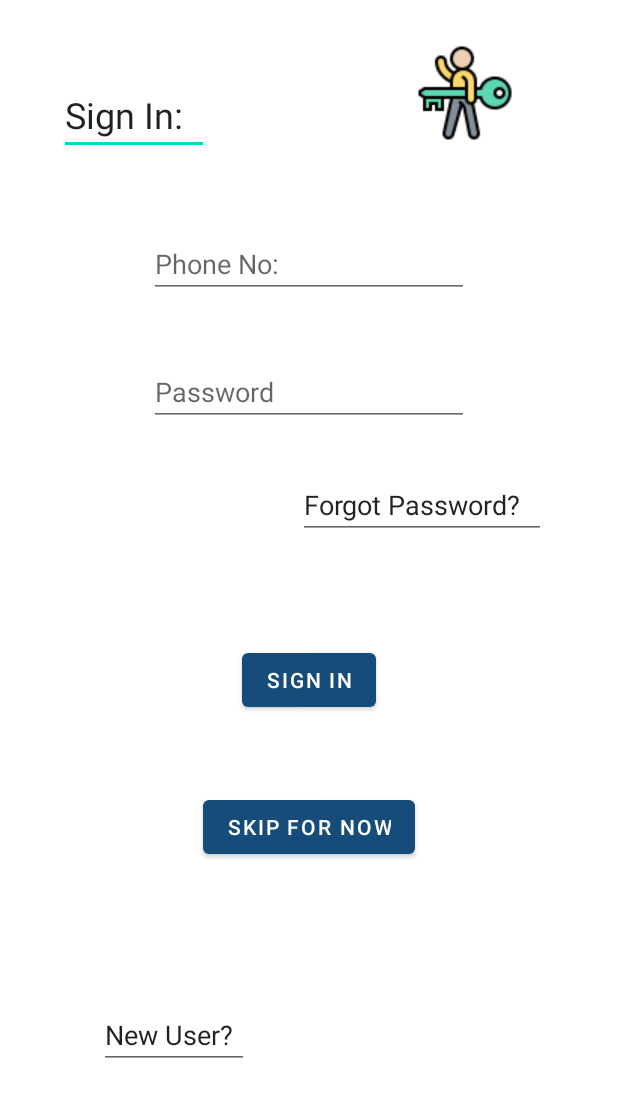
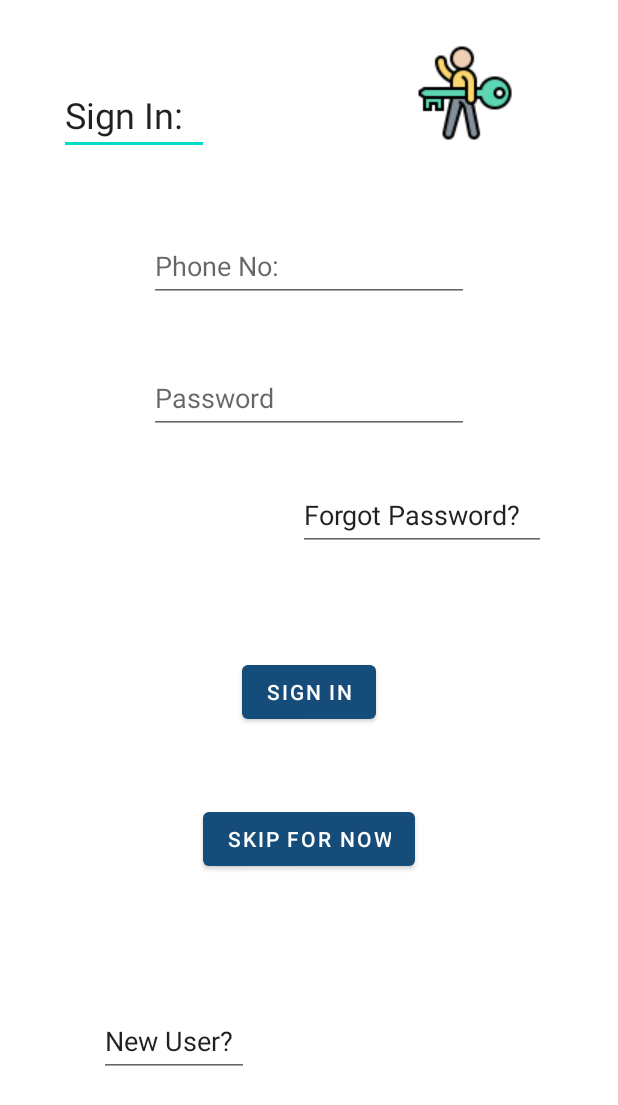
Before and after one commit to cstushar/ApnaGharAshram_Android_App, an Android app: the login_page screen opened directly, with no data from a screen before it, on a phone screen of 412 x 824 dp. Shown: the top 1105 px of the screen. Run offline under Robolectric (Android 15) with nearby library versions, the phone set to English and light mode, and no system bars; Roboto replaces fonts that are not available here.

Commit message:
Some Changes

```diff
--- a/AGA/app/src/main/res/layout/activity_login_page.xml
+++ b/AGA/app/src/main/res/layout/activity_login_page.xml
@@ -43,26 +43,28 @@
         android:layout_width="wrap_content"
         android:layout_height="wrap_content"
         android:layout_marginTop="50dp"
+        android:autofillHints=""
         android:ems="10"
         android:hint="Phone No:"
         android:inputType="phone"
+        android:minHeight="48dp"
         app:layout_constraintEnd_toEndOf="parent"
         app:layout_constraintStart_toStartOf="parent"
-        app:layout_constraintTop_toBottomOf="@+id/sign_in_text"
-        android:autofillHints="" />
+        app:layout_constraintTop_toBottomOf="@+id/sign_in_text" />
 
     <EditText
         android:id="@+id/sign_in_password"
         android:layout_width="wrap_content"
         android:layout_height="wrap_content"
         android:layout_marginTop="40dp"
+        android:autofillHints=""
         android:ems="10"
         android:hint="Password"
         android:inputType="textPassword"
+        android:minHeight="48dp"
         app:layout_constraintEnd_toEndOf="parent"
         app:layout_constraintStart_toStartOf="parent"
-        app:layout_constraintTop_toBottomOf="@+id/sign_in_id"
-        android:autofillHints="" />
+        app:layout_constraintTop_toBottomOf="@+id/sign_in_id" />
 
     <EditText
         android:id="@+id/sign_in_forgot"
@@ -72,6 +74,7 @@
         android:layout_marginTop="30dp"
         android:ems="10"
         android:inputType="textPersonName"
+        android:minHeight="48dp"
         android:text="Forgot Password?"
         app:layout_constraintEnd_toEndOf="parent"
         app:layout_constraintStart_toStartOf="parent"
@@ -105,6 +108,7 @@
         android:layout_marginBottom="20dp"
         android:ems="10"
         android:inputType="textPersonName"
+        android:minHeight="48dp"
         android:text="New User?"
         app:layout_constraintBottom_toBottomOf="parent"
         app:layout_constraintEnd_toEndOf="parent"
```
